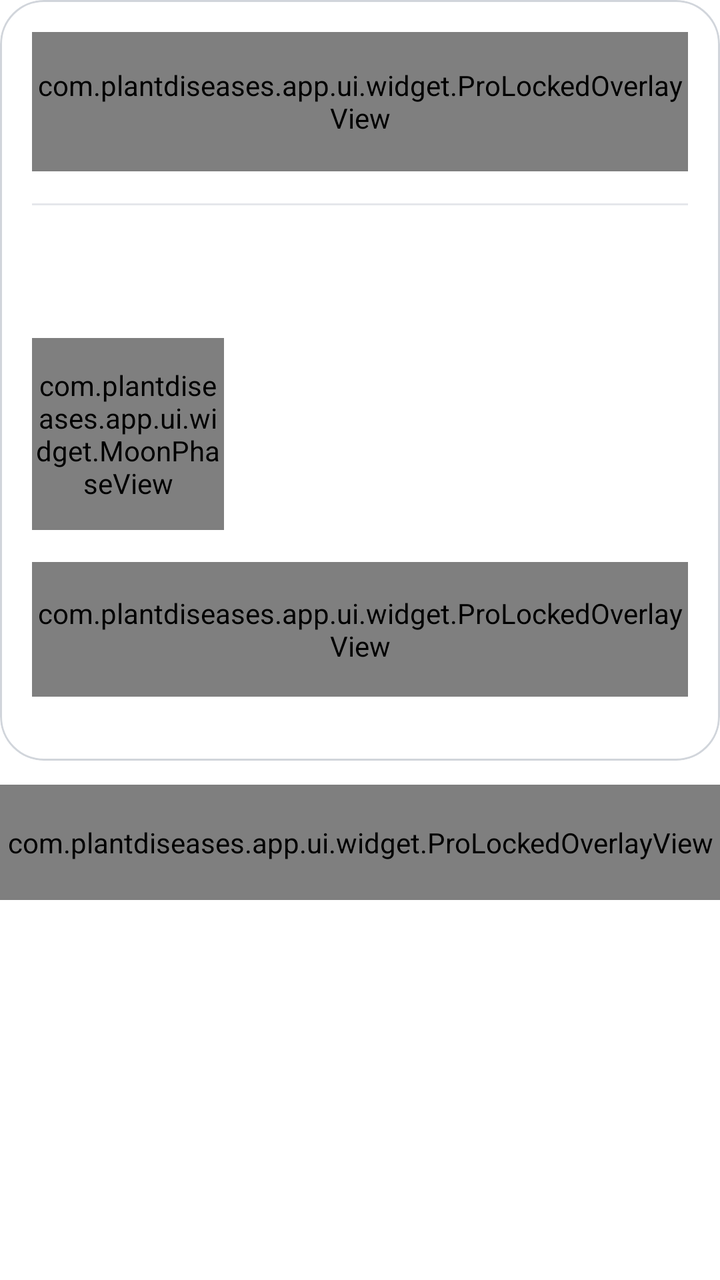
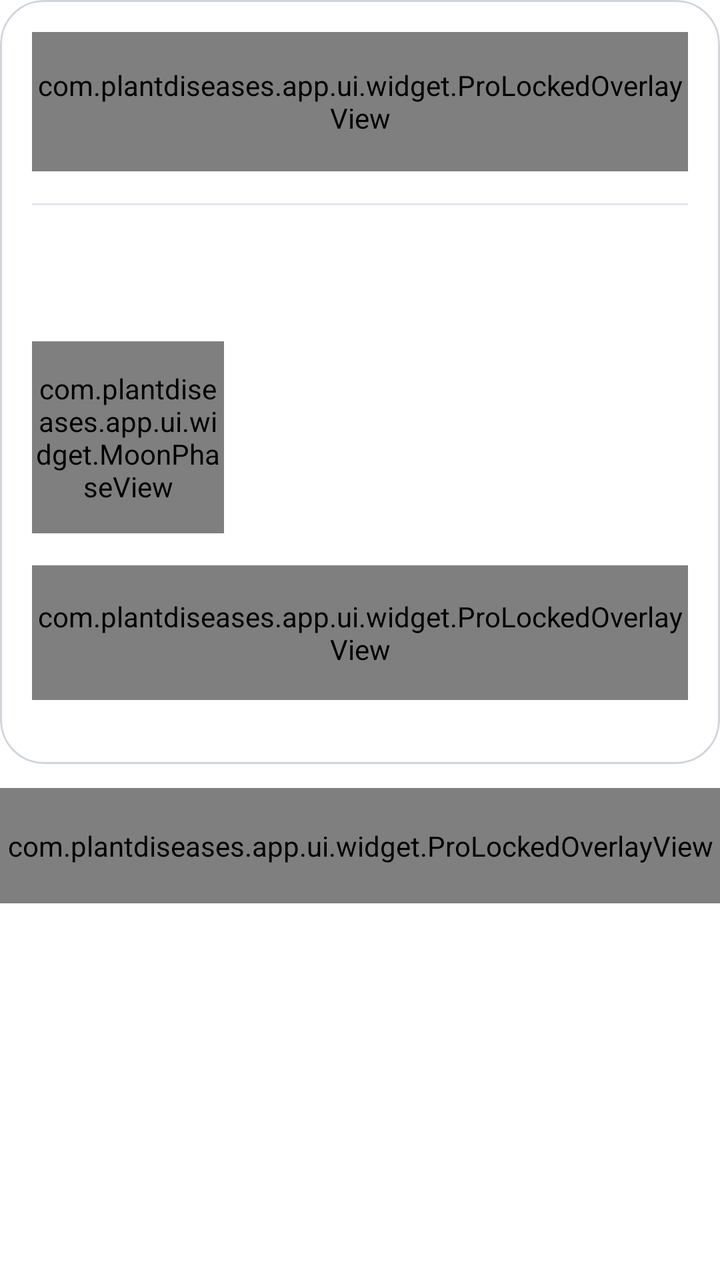

Screens rendered from an Android XML layout before and after an edit, with the pre-edit source and the edit as a unified diff.
<!-- AndroidManifest.xml: application theme Theme.PlantDiseases -->
<!-- res/layout/view_lunar_calendar.xml -->
<?xml version="1.0" encoding="utf-8"?>
<LinearLayout xmlns:android="http://schemas.android.com/apk/res/android"
    xmlns:app="http://schemas.android.com/apk/res-auto"
    android:id="@+id/lunar_root"
    android:layout_width="match_parent"
    android:layout_height="wrap_content"
    android:orientation="vertical">

    
    <com.google.android.material.card.MaterialCardView
        style="@style/App.GlassCard"
        android:layout_width="match_parent"
        android:layout_height="wrap_content"
        app:cardBackgroundColor="@color/surface">

        <LinearLayout
            android:layout_width="match_parent"
            android:layout_height="wrap_content"
            android:orientation="vertical">

            <FrameLayout
                android:layout_width="match_parent"
                android:layout_height="wrap_content">

                <LinearLayout
                    android:id="@+id/lunar_month_preview"
                    android:layout_width="match_parent"
                    android:layout_height="wrap_content"
                    android:orientation="vertical">

                    <LinearLayout
                        android:layout_width="match_parent"
                        android:layout_height="wrap_content"
                        android:gravity="center_vertical"
                        android:orientation="horizontal">

                <ImageView
                    android:id="@+id/lunar_prev"
                    android:layout_width="32dp"
                    android:layout_height="32dp"
                    android:background="?attr/selectableItemBackgroundBorderless"
                    android:contentDescription="@string/lunar_prev_month"
                    android:padding="4dp"
                    android:rotation="180"
                    android:src="@drawable/ic_chevron_right"
                    app:tint="@color/on_surface_secondary" />

                <TextView
                    android:id="@+id/lunar_month_label"
                    android:layout_width="0dp"
                    android:layout_height="wrap_content"
                    android:layout_weight="1"
                    android:fontFamily="sans-serif-medium"
                    android:gravity="center"
                    android:textColor="@color/on_surface"
                    android:textSize="@dimen/text_title_sm" />

                <ImageView
                    android:id="@+id/lunar_next"
                    android:layout_width="32dp"
                    android:layout_height="32dp"
                    android:background="?attr/selectableItemBackgroundBorderless"
                    android:contentDescription="@string/lunar_next_month"
                    android:padding="4dp"
                    android:src="@drawable/ic_chevron_right"
                    app:tint="@color/on_surface_secondary" />
                    </LinearLayout>

                    <LinearLayout
                        android:id="@+id/lunar_dow_row"
                        android:layout_width="match_parent"
                        android:layout_height="wrap_content"
                        android:layout_marginTop="@dimen/space_md"
                        android:orientation="horizontal">

                <TextView
                    android:layout_width="0dp"
                    android:layout_height="wrap_content"
                    android:layout_weight="1"
                    android:gravity="center"
                    android:text="@string/lunar_dow_mon"
                    android:textColor="@color/on_surface_secondary"
                    android:textSize="@dimen/text_body_sm" />

                <TextView
                    android:layout_width="0dp"
                    android:layout_height="wrap_content"
                    android:layout_weight="1"
                    android:gravity="center"
                    android:text="@string/lunar_dow_tue"
                    android:textColor="@color/on_surface_secondary"
                    android:textSize="@dimen/text_body_sm" />

                <TextView
                    android:layout_width="0dp"
                    android:layout_height="wrap_content"
                    android:layout_weight="1"
                    android:gravity="center"
                    android:text="@string/lunar_dow_wed"
                    android:textColor="@color/on_surface_secondary"
                    android:textSize="@dimen/text_body_sm" />

                <TextView
                    android:layout_width="0dp"
                    android:layout_height="wrap_content"
                    android:layout_weight="1"
                    android:gravity="center"
                    android:text="@string/lunar_dow_thu"
                    android:textColor="@color/on_surface_secondary"
                    android:textSize="@dimen/text_body_sm" />

                <TextView
                    android:layout_width="0dp"
                    android:layout_height="wrap_content"
                    android:layout_weight="1"
                    android:gravity="center"
                    android:text="@string/lunar_dow_fri"
                    android:textColor="@color/on_surface_secondary"
                    android:textSize="@dimen/text_body_sm" />

                <TextView
                    android:layout_width="0dp"
                    android:layout_height="wrap_content"
                    android:layout_weight="1"
                    android:gravity="center"
                    android:text="@string/lunar_dow_sat"
                    android:textColor="@color/on_surface_secondary"
                    android:textSize="@dimen/text_body_sm" />

                <TextView
                    android:layout_width="0dp"
                    android:layout_height="wrap_content"
                    android:layout_weight="1"
                    android:gravity="center"
                    android:text="@string/lunar_dow_sun"
                    android:textColor="@color/on_surface_secondary"
                    android:textSize="@dimen/text_body_sm" />
                    </LinearLayout>

                    <GridLayout
                        android:id="@+id/lunar_grid"
                        android:layout_width="match_parent"
                        android:layout_height="wrap_content"
                        android:layout_marginTop="@dimen/space_sm"
                        android:columnCount="7" />
                </LinearLayout>

                <com.plantdiseases.app.ui.widget.ProLockedOverlayView
                    android:id="@+id/lunar_month_gate"
                    android:layout_width="match_parent"
                    android:layout_height="match_parent" />
            </FrameLayout>

            <View
                android:layout_width="match_parent"
                android:layout_height="1dp"
                android:layout_marginTop="@dimen/space_lg"
                android:background="@color/divider" />

            
            <LinearLayout
                android:id="@+id/lunar_day_panel"
                android:layout_width="match_parent"
                android:layout_height="wrap_content"
                android:layout_marginTop="@dimen/space_lg"
                android:orientation="vertical">

                <TextView
                    android:id="@+id/lunar_today_title"
                    android:layout_width="match_parent"
                    android:layout_height="wrap_content"
                    android:fontFamily="sans-serif-medium"
                    android:textColor="@color/primary"
                    android:textSize="@dimen/text_title_sm" />

                <TextView
                    android:id="@+id/lunar_category_note"
                    android:layout_width="match_parent"
                    android:layout_height="wrap_content"
                    android:layout_marginTop="2dp"
                    android:textColor="@color/on_surface_secondary"
                    android:textSize="@dimen/text_caption" />

                <TextView
                    android:id="@+id/lunar_range_note"
                    android:layout_width="match_parent"
                    android:layout_height="wrap_content"
                    android:layout_marginTop="2dp"
                    android:textColor="@color/warning_amber"
                    android:textSize="@dimen/text_caption"
                    android:visibility="gone" />

                <LinearLayout
                    android:layout_width="match_parent"
                    android:layout_height="wrap_content"
                    android:layout_marginTop="@dimen/space_md"
                    android:gravity="center_vertical"
                    android:orientation="horizontal">

                    <com.plantdiseases.app.ui.widget.MoonPhaseView
                        android:id="@+id/lunar_moon"
                        android:layout_width="96dp"
                        android:layout_height="96dp" />

                    <LinearLayout
                        android:layout_width="0dp"
                        android:layout_height="wrap_content"
                        android:layout_marginStart="@dimen/space_lg"
                        android:layout_weight="1"
                        android:orientation="vertical">

                        <TextView
                            android:id="@+id/lunar_phase_name"
                            android:layout_width="match_parent"
                            android:layout_height="wrap_content"
                            android:textColor="@color/on_surface"
                            android:textSize="@dimen/text_title_sm" />

                        <LinearLayout
                            android:layout_width="match_parent"
                            android:layout_height="wrap_content"
                            android:layout_marginTop="2dp"
                            android:gravity="center_vertical"
                            android:orientation="horizontal">

                            <ImageView
                                android:id="@+id/lunar_sign_icon"
                                android:layout_width="20dp"
                                android:layout_height="20dp"
                                android:contentDescription="@null"
                                android:importantForAccessibility="no"
                                app:tint="@color/primary" />

                            <TextView
                                android:id="@+id/lunar_sign"
                                android:layout_width="0dp"
                                android:layout_height="wrap_content"
                                android:layout_marginStart="@dimen/space_xs"
                                android:layout_weight="1"
                                android:textColor="@color/on_surface"
                                android:textSize="@dimen/text_body" />
                        </LinearLayout>
                    </LinearLayout>
                </LinearLayout>

                <FrameLayout
                    android:layout_width="match_parent"
                    android:layout_height="wrap_content"
                    android:layout_marginTop="@dimen/space_lg">

                    <LinearLayout
                        android:id="@+id/lunar_recommendations_preview"
                        android:layout_width="match_parent"
                        android:layout_height="wrap_content"
                        android:orientation="vertical">

                        <TextView
                            android:id="@+id/lunar_good_label"
                            android:layout_width="match_parent"
                            android:layout_height="wrap_content"
                            android:text="@string/lunar_good_for"
                            android:textColor="@color/primary"
                            android:textSize="@dimen/text_body_sm" />

                        <LinearLayout
                            android:id="@+id/lunar_good_tasks"
                            android:layout_width="match_parent"
                            android:layout_height="wrap_content"
                            android:layout_marginTop="@dimen/space_sm"
                            android:orientation="horizontal" />

                        <TextView
                            android:id="@+id/lunar_avoid_label"
                            android:layout_width="match_parent"
                            android:layout_height="wrap_content"
                            android:layout_marginTop="@dimen/space_lg"
                            android:text="@string/lunar_avoid"
                            android:textColor="@color/disease_red"
                            android:textSize="@dimen/text_body_sm" />

                        <LinearLayout
                            android:id="@+id/lunar_avoid_tasks"
                            android:layout_width="match_parent"
                            android:layout_height="wrap_content"
                            android:layout_marginTop="@dimen/space_sm"
                            android:orientation="horizontal" />

                        
                        <LinearLayout
                            android:id="@+id/lunar_category_breakdown"
                            android:layout_width="match_parent"
                            android:layout_height="wrap_content"
                            android:orientation="vertical"
                            android:visibility="gone" />
                    </LinearLayout>

                    <com.plantdiseases.app.ui.widget.ProLockedOverlayView
                        android:id="@+id/lunar_recommendations_gate"
                        android:layout_width="match_parent"
                        android:layout_height="match_parent" />
                </FrameLayout>
            </LinearLayout>

            <LinearLayout
                android:id="@+id/lunar_legend"
                android:layout_width="match_parent"
                android:layout_height="wrap_content"
                android:layout_marginTop="@dimen/space_lg"
                android:orientation="vertical" />
        </LinearLayout>
    </com.google.android.material.card.MaterialCardView>

    
    <FrameLayout
        android:id="@+id/lunar_upcoming_frame"
        android:layout_width="match_parent"
        android:layout_height="wrap_content"
        android:layout_marginTop="@dimen/space_md">

        <com.google.android.material.card.MaterialCardView
            android:id="@+id/lunar_upcoming_card"
            style="@style/App.GlassCard"
            android:layout_width="match_parent"
            android:layout_height="wrap_content"
            app:cardBackgroundColor="@color/surface">

            <LinearLayout
                android:layout_width="match_parent"
                android:layout_height="wrap_content"
                android:orientation="vertical">

                <TextView
                    android:layout_width="match_parent"
                    android:layout_height="wrap_content"
                    android:fontFamily="sans-serif-medium"
                    android:text="@string/lunar_upcoming"
                    android:textColor="@color/on_surface"
                    android:textSize="@dimen/text_title_sm" />

                <LinearLayout
                    android:id="@+id/lunar_upcoming_list"
                    android:layout_width="match_parent"
                    android:layout_height="wrap_content"
                    android:layout_marginTop="@dimen/space_xs"
                    android:orientation="vertical" />
            </LinearLayout>
        </com.google.android.material.card.MaterialCardView>

        <com.plantdiseases.app.ui.widget.ProLockedOverlayView
            android:id="@+id/lunar_upcoming_gate"
            android:layout_width="match_parent"
            android:layout_height="match_parent" />
    </FrameLayout>
</LinearLayout>
<!-- resources referenced by this layout -->
<resources>
  <color name="disease_red">#DC2626</color>
  <color name="divider">#E5E7EB</color>
  <color name="on_surface">#052E16</color>
  <color name="on_surface_secondary">#4B5563</color>
  <color name="primary">#16A34A</color>
  <color name="surface">#FFFFFF</color>
  <color name="warning_amber">#D97706</color>
  <dimen name="space_lg">16dp</dimen>
  <dimen name="space_md">12dp</dimen>
  <dimen name="space_sm">8dp</dimen>
  <dimen name="space_xs">4dp</dimen>
  <dimen name="text_body">14sp</dimen>
  <dimen name="text_body_sm">13sp</dimen>
  <dimen name="text_caption">11sp</dimen>
  <dimen name="text_title_sm">16sp</dimen>
  <string name="lunar_dow_fri">Fri</string>
  <string name="lunar_dow_mon">Mon</string>
  <string name="lunar_dow_sat">Sat</string>
  <string name="lunar_dow_sun">Sun</string>
  <string name="lunar_dow_thu">Thu</string>
  <string name="lunar_dow_tue">Tue</string>
  <string name="lunar_dow_wed">Wed</string>
  <string name="lunar_next_month">Next month</string>
  <style name="Theme.PlantDiseases" parent="Theme.Material3.DayNight.NoActionBar">
          <item name="colorPrimary">@color/primary</item>
          <item name="colorPrimaryDark">@color/primary_dark</item>
          <item name="colorOnPrimary">@color/on_primary</item>
          <item name="colorPrimaryContainer">@color/primary_light</item>
          <item name="colorOnPrimaryContainer">@color/primary_dark</item>
          <item name="colorSecondary">@color/secondary</item>
          <item name="colorOnSecondary">@color/on_secondary</item>
          <item name="colorSecondaryContainer">@color/primary_light</item>
          <item name="colorOnSecondaryContainer">@color/primary_dark</item>
          <item name="android:colorBackground">@color/background</item>
          
          <item name="android:windowBackground">@color/background</item>
          
          <item name="android:windowAnimationStyle">@style/App.Animation.Navigation</item>
          <item name="colorSurface">@color/surface</item>
          <item name="colorSurfaceVariant">@color/surface_variant</item>
          <item name="colorOnSurface">@color/on_surface</item>
          <item name="colorOnSurfaceVariant">@color/on_surface_secondary</item>
          
          <item name="colorSurfaceContainerLow">@color/surface_container_low</item>
          <item name="colorSurfaceContainer">@color/surface_container</item>
          <item name="colorSurfaceContainerHigh">@color/surface_container_high</item>
          <item name="colorSurfaceContainerHighest">@color/surface_container_highest</item>
          <item name="colorSurfaceContainerLowest">@color/surface_container_lowest</item>
          
          <item name="android:statusBarColor">@android:color/transparent</item>
          <item name="android:windowLightStatusBar">false</item>
          <item name="android:navigationBarColor">@color/background</item>
  
          
          <item name="appBarLayoutStyle">@style/Widget.Material3.AppBarLayout</item>
  
          
          <item name="materialButtonStyle">@style/App.Button.Filled</item>
          <item name="floatingActionButtonStyle">@style/App.FAB</item>
          <item name="extendedFloatingActionButtonStyle">@style/App.FAB.Extended</item>
      </style>
  <dimen name="radius_lg">22dp</dimen>
  <dimen name="glass_stroke_width">1dp</dimen>
  <color name="card_stroke">#D1D5DB</color>
  <color name="primary_dark">#15803D</color>
  <color name="on_primary">#FFFFFF</color>
  <color name="primary_light">#DCFCE7</color>
  <color name="secondary">#4ADE80</color>
  <color name="on_secondary">#052E16</color>
  <color name="background">#FFFFFF</color>
  <color name="surface_variant">#F0FDF4</color>
  <color name="surface_container_low">#F4FBF6</color>
  <color name="surface_container">#ECF7F0</color>
  <color name="surface_container_high">#F7FBF8</color>
  <dimen name="space_2xl">24dp</dimen>
  <!-- unchanged entries left out for length: 13 -->
</resources>

<!-- the commit's change to res/layout/view_lunar_calendar.xml (unified diff, before → after) -->
@@ -79,7 +79,7 @@
                     android:layout_weight="1"
                     android:gravity="center"
                     android:text="@string/lunar_dow_mon"
-                    android:textColor="@color/on_surface_secondary"
+                    android:textColor="@color/on_surface"
                     android:textSize="@dimen/text_body_sm" />
 
                 <TextView
@@ -88,7 +88,7 @@
                     android:layout_weight="1"
                     android:gravity="center"
                     android:text="@string/lunar_dow_tue"
-                    android:textColor="@color/on_surface_secondary"
+                    android:textColor="@color/on_surface"
                     android:textSize="@dimen/text_body_sm" />
 
                 <TextView
@@ -97,7 +97,7 @@
                     android:layout_weight="1"
                     android:gravity="center"
                     android:text="@string/lunar_dow_wed"
-                    android:textColor="@color/on_surface_secondary"
+                    android:textColor="@color/on_surface"
                     android:textSize="@dimen/text_body_sm" />
 
                 <TextView
@@ -106,7 +106,7 @@
                     android:layout_weight="1"
                     android:gravity="center"
                     android:text="@string/lunar_dow_thu"
-                    android:textColor="@color/on_surface_secondary"
+                    android:textColor="@color/on_surface"
                     android:textSize="@dimen/text_body_sm" />
 
                 <TextView
@@ -115,7 +115,7 @@
                     android:layout_weight="1"
                     android:gravity="center"
                     android:text="@string/lunar_dow_fri"
-                    android:textColor="@color/on_surface_secondary"
+                    android:textColor="@color/on_surface"
                     android:textSize="@dimen/text_body_sm" />
 
                 <TextView
@@ -124,7 +124,7 @@
                     android:layout_weight="1"
                     android:gravity="center"
                     android:text="@string/lunar_dow_sat"
-                    android:textColor="@color/on_surface_secondary"
+                    android:textColor="@color/on_surface"
                     android:textSize="@dimen/text_body_sm" />
 
                 <TextView
@@ -133,7 +133,7 @@
                     android:layout_weight="1"
                     android:gravity="center"
                     android:text="@string/lunar_dow_sun"
-                    android:textColor="@color/on_surface_secondary"
+                    android:textColor="@color/on_surface"
                     android:textSize="@dimen/text_body_sm" />
                     </LinearLayout>
 
@@ -178,7 +178,7 @@
                     android:layout_width="match_parent"
                     android:layout_height="wrap_content"
                     android:layout_marginTop="2dp"
-                    android:textColor="@color/on_surface_secondary"
+                    android:textColor="@color/on_surface"
                     android:textSize="@dimen/text_caption" />
 
                 <TextView
<!-- resource entries referenced after the edit -->
@@ -3,7 +3,7 @@
   <color name="disease_red">#DC2626</color>
   <color name="divider">#E5E7EB</color>
   <color name="on_surface">#052E16</color>
-  <color name="on_surface_secondary">#4B5563</color>
+  <color name="on_surface_secondary">#21412F</color>
   <color name="primary">#16A34A</color>
   <color name="surface">#FFFFFF</color>
   <color name="warning_amber">#D97706</color>
@@ -13,7 +13,7 @@
   <dimen name="space_xs">4dp</dimen>
   <dimen name="text_body">14sp</dimen>
   <dimen name="text_body_sm">13sp</dimen>
-  <dimen name="text_caption">11sp</dimen>
+  <dimen name="text_caption">12sp</dimen>
   <dimen name="text_title_sm">16sp</dimen>
   <string name="lunar_dow_fri">Fri</string>
   <string name="lunar_dow_mon">Mon</string>
@@ -43,6 +43,8 @@
           <item name="colorOnSurface">@color/on_surface</item>
           <item name="colorOnSurfaceVariant">@color/on_surface_secondary</item>
           
+          <item name="android:textColorSecondary">@color/on_surface_secondary</item>
+          
           <item name="colorSurfaceContainerLow">@color/surface_container_low</item>
           <item name="colorSurfaceContainer">@color/surface_container</item>
           <item name="colorSurfaceContainerHigh">@color/surface_container_high</item>
@@ -50,8 +52,10 @@
           <item name="colorSurfaceContainerLowest">@color/surface_container_lowest</item>
           
           <item name="android:statusBarColor">@android:color/transparent</item>
-          <item name="android:windowLightStatusBar">false</item>
+          
+          <item name="android:windowLightStatusBar">true</item>
           <item name="android:navigationBarColor">@color/background</item>
+          <item name="android:windowLightNavigationBar">true</item>
   
           
           <item name="appBarLayoutStyle">@style/Widget.Material3.AppBarLayout</item>
